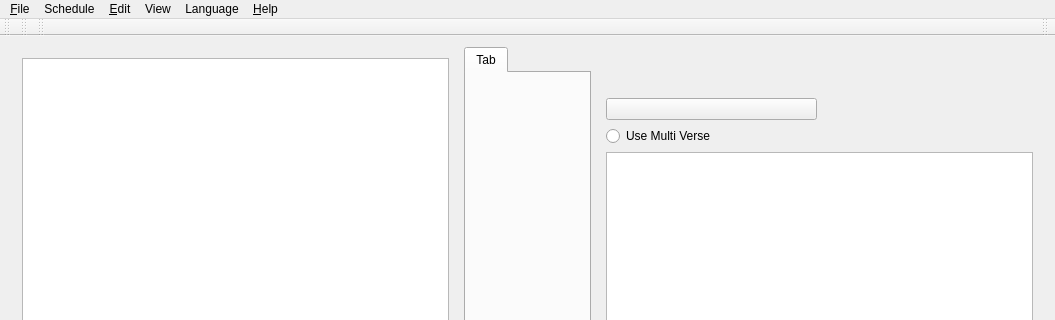
The window that src/softprojector.ui (SoftProjector/src) describes before a commit, drawn with Qt 5; both pictures show x 0 to 1055 and y 0 to 320 of the 1055 by 666 pixel window.
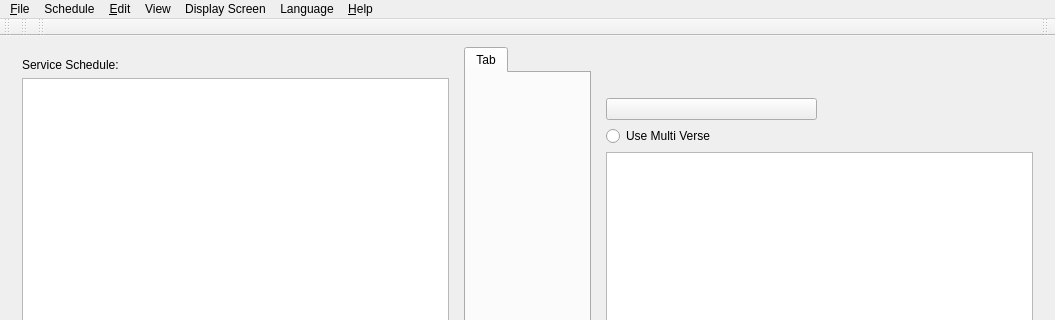
The same window after the commit. Icons and pictures are not drawn.

Commit message: Handful of bug fixes: - initial display font sizing - last Song/Picture/Announcement delete - open only supportedImageFormats - media player program crash fixes - and many other

```diff
--- a/src/softprojector.ui
+++ b/src/softprojector.ui
@@ -38,6 +38,13 @@
       </property>
       <widget class="QWidget" name="layoutWidget">
        <layout class="QVBoxLayout" name="verticalLayout_3">
+        <item>
+         <widget class="QLabel" name="label">
+          <property name="text">
+           <string>Service Schedule:</string>
+          </property>
+         </widget>
+        </item>
         <item>
          <widget class="QListWidget" name="listWidgetSchedule">
           <property name="iconSize">
@@ -265,10 +272,18 @@
     <addaction name="actionMoveScheduleDown"/>
     <addaction name="actionMoveScheduleBottom"/>
    </widget>
+   <widget class="QMenu" name="menuDisplay_Screen">
+    <property name="title">
+     <string>Display Screen</string>
+    </property>
+    <addaction name="actionShow"/>
+    <addaction name="actionHide"/>
+   </widget>
    <addaction name="menuFile"/>
    <addaction name="menuSchedule"/>
    <addaction name="menuEdit"/>
    <addaction name="menuSongs"/>
+   <addaction name="menuDisplay_Screen"/>
    <addaction name="menuLanguage"/>
    <addaction name="menuHelp"/>
   </widget>
```
Left out of the diff: 6 changed lines with no effect on the pictures. The commit also changes 39 other files.
